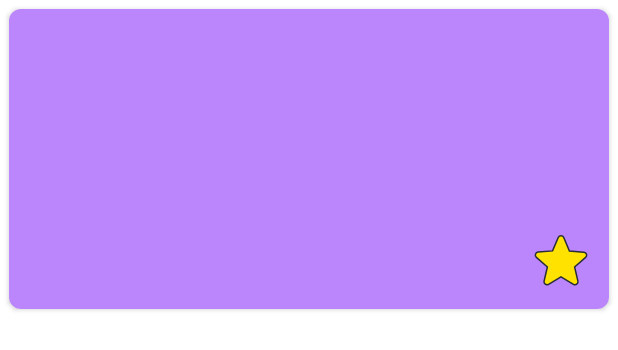
After one commit to urayfajri/BINUS-HUAWEI-2021-Wall.io, an Android app: the layout favorite_wallpaper_item.xml on its own in the app's theme, with its tools: preview values and no code run, on a phone screen of 412 x 824 dp. The commit adds this screen. Shown: the top 350 px of the screen. Run offline under Robolectric (Android 15) with nearby library versions, the phone set to English and light mode, and no system bars; network calls fail.

Commit message:
favorite feature done (but can still polished more)

```diff
--- a/app/build.gradle
+++ b/app/build.gradle
@@ -41,4 +41,8 @@ dependencies {
     testImplementation 'junit:junit:4.+'
     androidTestImplementation 'androidx.test.ext:junit:1.1.3'
     androidTestImplementation 'androidx.test.espresso:espresso-core:3.4.0'
+
+    implementation "androidx.room:room-runtime:2.4.0"
+    annotationProcessor "androidx.room:room-compiler:2.4.0"
+    androidTestImplementation "androidx.room:room-testing:2.4.0"
 }
--- a/app/src/main/java/com/example/wallpaperapplication/fragments/HomeFragment.java
+++ b/app/src/main/java/com/example/wallpaperapplication/fragments/HomeFragment.java
@@ -22,6 +22,7 @@ import com.android.volley.Request;
 import com.android.volley.RequestQueue;
 import com.android.volley.Response;
 import com.android.volley.VolleyError;
+import com.android.volley.toolbox.JsonArrayRequest;
 import com.android.volley.toolbox.JsonObjectRequest;
 import com.android.volley.toolbox.Volley;
 import com.example.wallpaperapplication.MainActivity;
@@ -114,7 +115,6 @@ public class HomeFragment extends Fragment implements WallpaperCategoryClickable
         pbLoading.setVisibility(View.VISIBLE);
 
         String url = "https://api.pexels.com/v1/curated?per_page=30&page=1";
-
         RequestQueue requestQueue = Volley.newRequestQueue(this.getContext());
         JsonObjectRequest jsonObjectRequest = new JsonObjectRequest(Request.Method.GET, url, null, new Response.Listener<JSONObject>() {
 
--- /dev/null
+++ b/app/src/main/res/drawable/ic_round_star_fav_24.xml
@@ -0,0 +1,8 @@
+<vector android:height="24dp" android:tint="@null"
+    android:viewportHeight="24" android:viewportWidth="24"
+    android:width="24dp" xmlns:android="http://schemas.android.com/apk/res/android">
+    <path android:fillColor="#FFE200"
+        android:strokeColor="@color/black_shade_1"
+        android:strokeWidth="0.5"
+        android:pathData="M12,17.27l4.15,2.51c0.76,0.46 1.69,-0.22 1.49,-1.08l-1.1,-4.72l3.67,-3.18c0.67,-0.58 0.31,-1.68 -0.57,-1.75l-4.83,-0.41l-1.89,-4.46c-0.34,-0.81 -1.5,-0.81 -1.84,0L9.19,8.63L4.36,9.04c-0.88,0.07 -1.24,1.17 -0.57,1.75l3.67,3.18l-1.1,4.72c-0.2,0.86 0.73,1.54 1.49,1.08L12,17.27z"/>
+</vector>
--- /dev/null
+++ b/app/src/main/res/layout/favorite_wallpaper_item.xml
@@ -0,0 +1,27 @@
+<?xml version="1.0" encoding="utf-8"?>
+<androidx.cardview.widget.CardView xmlns:android="http://schemas.android.com/apk/res/android"
+    android:layout_width="match_parent"
+    android:layout_height="200dp"
+    xmlns:app="http://schemas.android.com/apk/res-auto"
+    android:layout_margin="6dp"
+    app:cardCornerRadius="8dp"
+    >
+
+    <ImageView
+        android:id="@+id/ivWallpaper"
+        android:layout_width="match_parent"
+        android:layout_height="match_parent"
+        android:scaleType="centerCrop"
+        android:src="@color/purple_200"
+        />
+
+    <ImageButton
+        android:id="@+id/img_btn_fav"
+        android:layout_width="48dp"
+        android:layout_height="48dp"
+        android:background="@drawable/ic_round_star_fav_24"
+        android:layout_margin="8dp"
+        android:layout_gravity="end|bottom"
+        android:contentDescription="@string/remove_favorite" />
+
+</androidx.cardview.widget.CardView>
--- a/app/src/main/res/layout/fragment_home.xml
+++ b/app/src/main/res/layout/fragment_home.xml
@@ -58,12 +58,11 @@
 
     <androidx.recyclerview.widget.RecyclerView
         android:id="@+id/rvWallpapers"
-        android:layout_below="@+id/rvWallpaperCategory"
         android:layout_width="match_parent"
         android:layout_height="wrap_content"
+        android:layout_below="@+id/rvWallpaperCategory"
         android:layout_marginTop="5dp"
-        app:layoutManager="androidx.recyclerview.widget.LinearLayoutManager"
-        />
+        app:layoutManager="androidx.recyclerview.widget.LinearLayoutManager" />
 
     <ProgressBar
         android:id="@+id/pbLoading"
--- a/app/src/main/res/values/strings.xml
+++ b/app/src/main/res/values/strings.xml
@@ -29,5 +29,7 @@
     <string name="username_or_email">Username or Email Address</string>
     <string name="by_signing_up">By Signing up, you agree with our Terms &#38; Conditions</string>
     <string name="favorite_empty">You Have No Favorites Yet.</string>
+    <string name="add_to_favorites">add to favorites</string>
+    <string name="remove_favorite">click to remove favorite</string>
 
 </resources>
```
Also changed, not shown: app/src/main/java/com/example/wallpaperapplication/MainActivity.java (+5 -4 lines), app/src/main/java/com/example/wallpaperapplication/adapters/FavoriteWallpaperAdapter.java (added, +88 -0 lines), app/src/main/java/com/example/wallpaperapplication/dao/FavoriteWallpaperDao.java (added, +27 -0 lines), app/src/main/java/com/example/wallpaperapplication/database/FavoriteWallpaperDatabase.java (added, +18 -0 lines), app/src/main/java/com/example/wallpaperapplication/fragments/FavoriteFragment.java (+16 -31 lines), app/src/main/java/com/example/wallpaperapplication/fragments/WallpaperFragment.java (+22 -0 lines), app/src/main/java/com/example/wallpaperapplication/models/FavoritedWallpaper.java (added, +55 -0 lines), app/src/main/res/drawable/ic_round_star_add_fav_24.xml (added, +8 -0 lines), app/src/main/res/layout/fragment_wallpaper.xml (+12 -2 lines).
